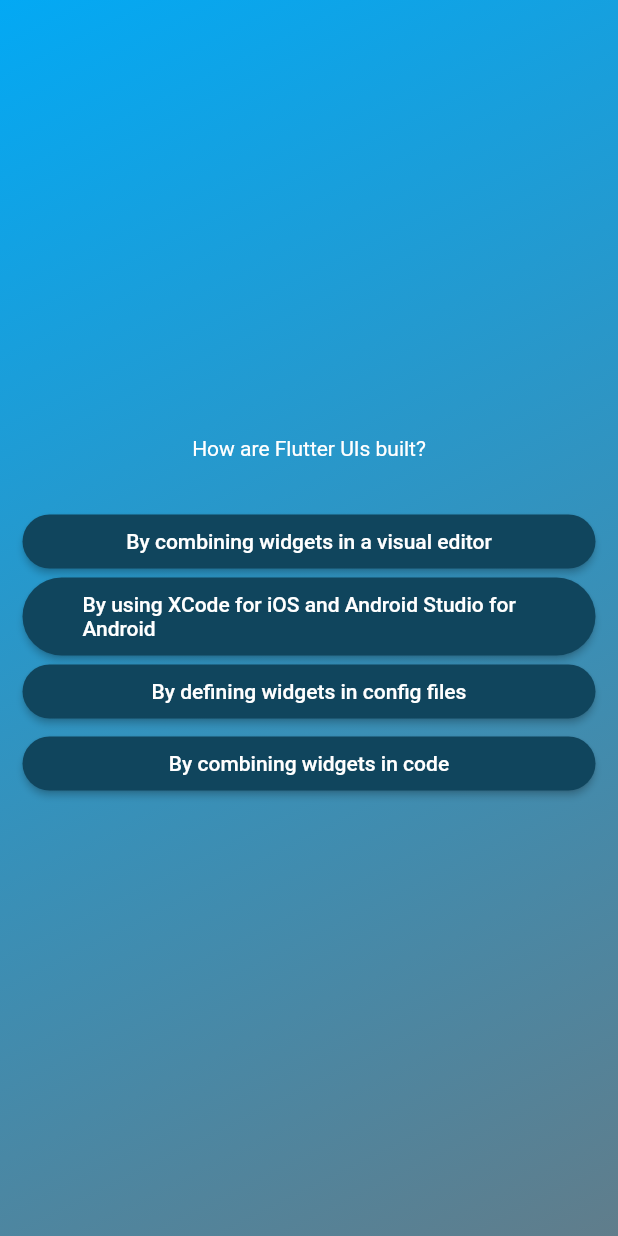
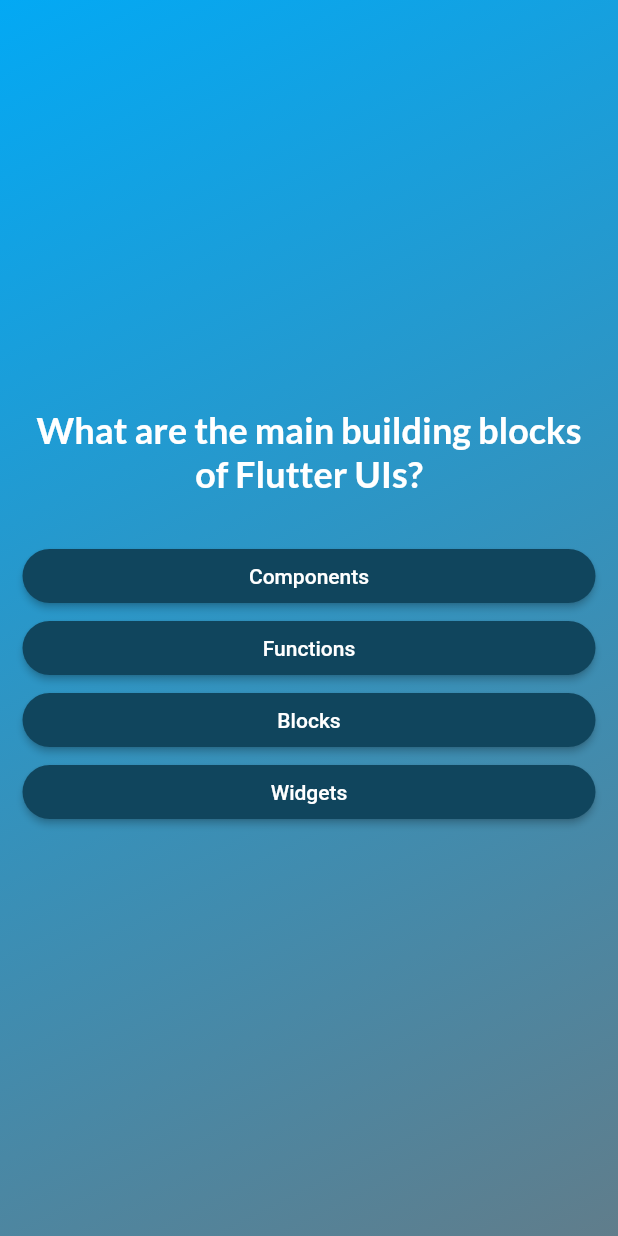
Before and after one commit to alvinwarui29/flutter, a Flutter app: the screen it shows after launch, after a tap on "Start quiz", on a phone screen of 412 x 824 dp. Run offline on Flutter 3.47's test engine with Material 2 defaults, Android fonts, the phone set to English and light mode, and no system bars; our stand-ins replace google_fonts.

Commit message:
add google fonts

```diff
--- a/lib/answer_button.dart
+++ b/lib/answer_button.dart
@@ -13,6 +13,9 @@ class AnswerButton extends StatelessWidget {
             padding: const EdgeInsets.symmetric(vertical: 10, horizontal: 40),
             shape: RoundedRectangleBorder(
                 borderRadius: BorderRadius.circular(40))),
-        child: Text(answer));
+        child: Text(
+          answer,
+          textAlign: TextAlign.center,
+        ));
   }
 }
--- a/lib/questions_screen.dart
+++ b/lib/questions_screen.dart
@@ -2,6 +2,7 @@ import 'package:flutter/material.dart';
 import 'package:start/answer_button.dart';
 import 'package:start/data/questions.dart';
 import 'package:start/models/quiz_question.dart';
+import 'package:google_fonts/google_fonts.dart';
 
 class QuestionScreen extends StatefulWidget {
   const QuestionScreen({super.key});
@@ -12,9 +13,16 @@ class QuestionScreen extends StatefulWidget {
 }
 
 class _QuestionScreenState extends State<QuestionScreen> {
+  var qIndex = 0;
+  answerQuestion() {
+    setState(() {
+      qIndex += 1;
+    });
+  }
+
   @override
   Widget build(context) {
-    final currentQuestion = questions[1];
+    final currentQuestion = questions[qIndex];
     return SizedBox(
       width: double.infinity,
       child: Container(
@@ -24,12 +32,17 @@ class _QuestionScreenState extends State<QuestionScreen> {
           crossAxisAlignment: CrossAxisAlignment.stretch,
           children: [
             Text(
-                style: const TextStyle(color: (Colors.white)),
+                style: GoogleFonts.lato(
+                    textStyle: const TextStyle(
+                  color: Colors.white,
+                  fontSize: 24,
+                  fontWeight: FontWeight.bold,
+                )),
                 textAlign: TextAlign.center,
                 currentQuestion.text),
             const SizedBox(height: 30),
             ...currentQuestion.getShuffledAnswers().map((answers) {
-              return AnswerButton(answer: answers, onTap: () {});
+              return AnswerButton(answer: answers, onTap: answerQuestion);
             })
           ],
         ),
--- a/pubspec.yaml
+++ b/pubspec.yaml
@@ -35,6 +35,7 @@ dependencies:
   # The following adds the Cupertino Icons font to your application.
   # Use with the CupertinoIcons class for iOS style icons.
   cupertino_icons: ^1.0.2
+  google_fonts: ^4.0.4
 
 dev_dependencies:
   flutter_test:
```
Also changed, not shown: pubspec.lock, 1 other file.
